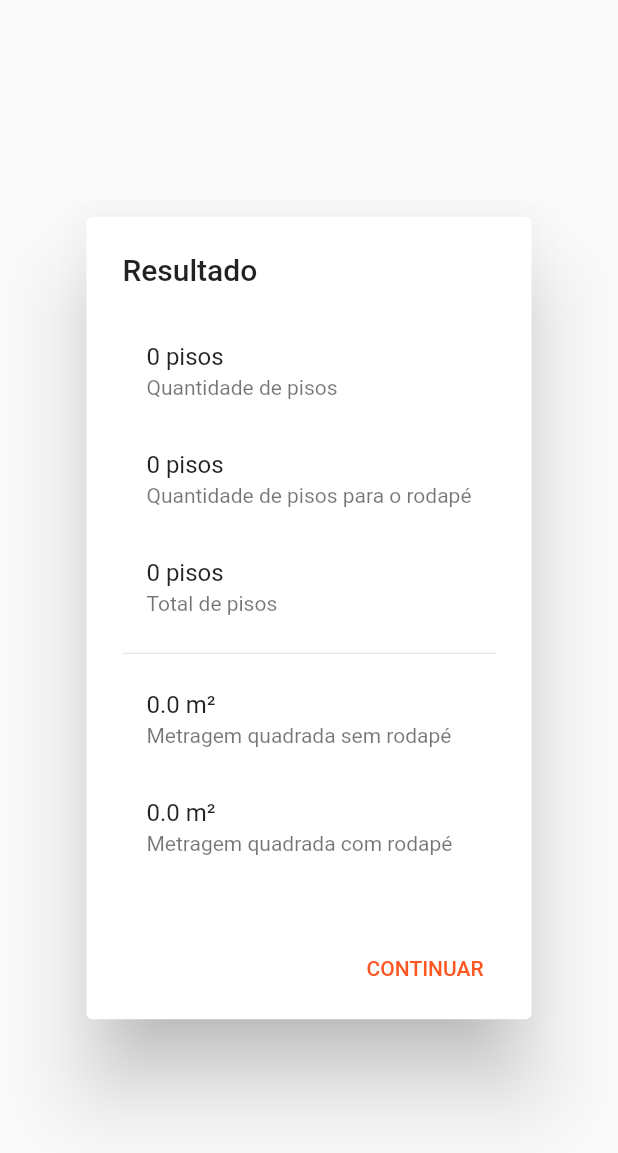
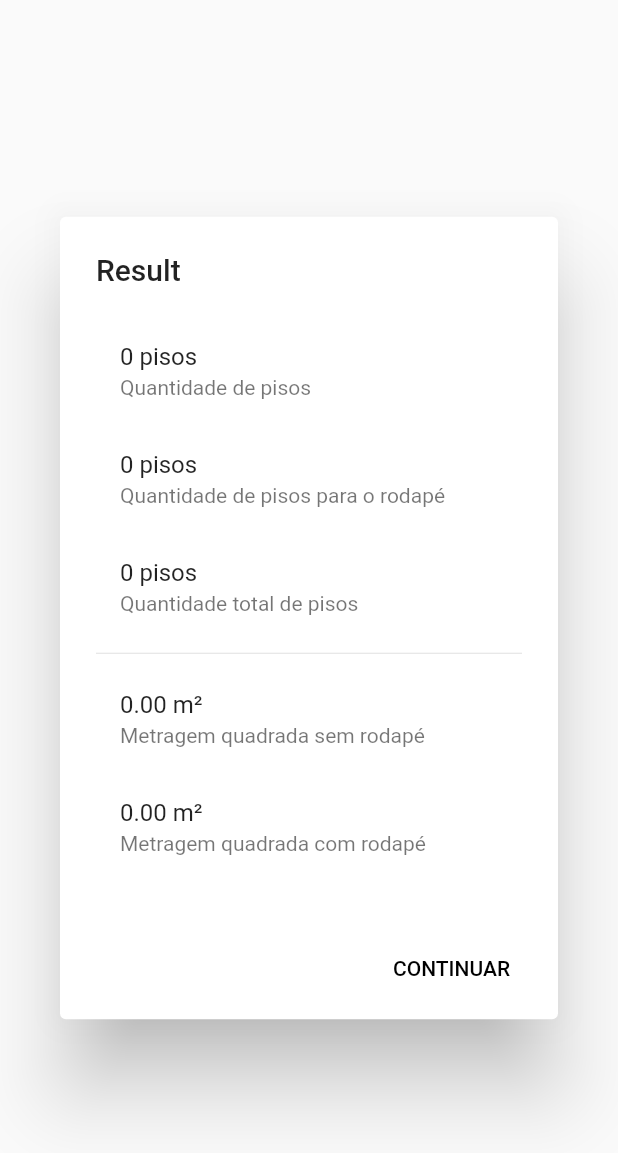
Before and after one commit to kleberandrade/floor-calculator-flutter, a Flutter app: the ResultDialog widget shown alone on an empty page, opened directly with empty values, on a phone screen of 412 x 824 dp. Shown: the top 1153 px of the screen. Run offline on Flutter 3.47's test engine with Material 2 defaults, Android fonts, the phone set to English and light mode, and no system bars.

Commit message:
atualização do código após a aula

```diff
--- a/lib/widgets/result_dialog.dart
+++ b/lib/dialogs/result_dialog.dart
@@ -1,50 +1,50 @@
+import 'package:floor_calculator/models/result_model.dart';
 import 'package:flutter/material.dart';
-import 'package:floor_calculator/models/result_model.dart';
 
 class ResultDialog extends StatelessWidget {
   final ResultModel result;
 
-  const ResultDialog(this.result);
+  ResultDialog(this.result);
 
   @override
   Widget build(BuildContext context) {
     return AlertDialog(
-      title: Text('Resultado'),
-      content: Column(
-        mainAxisSize: MainAxisSize.min,
+      title: const Text('Result'),
+      content: Wrap(
         children: [
           ListTile(
             title: Text('${result.amountPieces} pisos'),
             subtitle: Text('Quantidade de pisos'),
           ),
           ListTile(
-            title: Text('${result.amountFooter} pisos'),
+            title: Text('${result.amountFloor} pisos'),
             subtitle: Text('Quantidade de pisos para o rodapé'),
           ),
           ListTile(
             title: Text('${result.amountPiecesAndFooter} pisos'),
-            subtitle: Text('Total de pisos'),
+            subtitle: Text('Quantidade total de pisos'),
           ),
           Divider(),
           ListTile(
-            title: Text('${result.areaWithoutFooter} m²'),
+            title: Text('${result.areaWithoutFooter.toStringAsFixed(2)} m²'),
             subtitle: Text('Metragem quadrada sem rodapé'),
           ),
           ListTile(
-            title: Text('${result.areaWithFooter} m²'),
+            title: Text('${result.areaWithFooter.toStringAsFixed(2)} m²'),
             subtitle: Text('Metragem quadrada com rodapé'),
           ),
         ],
       ),
-      actions: <Widget>[
+      actions: [
         FlatButton(
-          textColor: Theme.of(context).primaryColor,
           child: const Text('CONTINUAR'),
-          onPressed: () {
-            Navigator.of(context).pop();
-          },
+          onPressed: () => _dispose(context),
         ),
       ],
     );
   }
+
+  _dispose(context) {
+    Navigator.of(context).pop();
+  }
 }
--- /dev/null
+++ b/lib/helpers/validator_helper.dart
@@ -0,0 +1,5 @@
+class ValidatorHelper {
+  static String isValidText(String text) {
+    return text.isEmpty ? 'Campo obrigatório' : null;
+  }
+}
--- a/lib/models/floor_model.dart
+++ b/lib/models/floor_model.dart
@@ -1,9 +1,9 @@
 class FloorModel {
+  double width;
   double length;
-  double width;
 
   FloorModel({
-    this.length = 0.0,
-    this.width = 0.0,
+    this.width,
+    this.length,
   });
 }
--- a/lib/models/result_model.dart
+++ b/lib/models/result_model.dart
@@ -10,8 +10,8 @@ class ResultModel {
   });
 
   get amountPieces => piecesByWidth * piecesByLength;
-  get amountFooter => piecesByWidth + piecesByLength;
-  get amountPiecesAndFooter => amountPieces + amountFooter;
-  get areaWithoutFooter => amountPieces * areaFloor;
-  get areaWithFooter => amountPiecesAndFooter * areaFloor;
+  get amountFloor => piecesByWidth + piecesByLength;
+  get amountPiecesAndFooter => amountPieces + amountFloor;
+  double get areaWithoutFooter => amountPieces * areaFloor;
+  double get areaWithFooter => amountPiecesAndFooter * areaFloor;
 }
--- a/lib/models/room_model.dart
+++ b/lib/models/room_model.dart
@@ -1,9 +1,9 @@
 class RoomModel {
+  double width;
   double length;
-  double width;
 
   RoomModel({
-    this.length = 0.0,
-    this.width = 0.0,
+    this.width,
+    this.length,
   });
 }
```
Also changed, not shown: lib/controllers/calculator_controller.dart (+13 -16 lines), lib/core/theme_app.dart (added, +10 -0 lines), lib/helpers/parse_helper.dart (added, +7 -0 lines), lib/helpers/validator.dart (deleted, +0 -8 lines), lib/pages/calculator_page.dart (+36 -39 lines), 1 other file.
